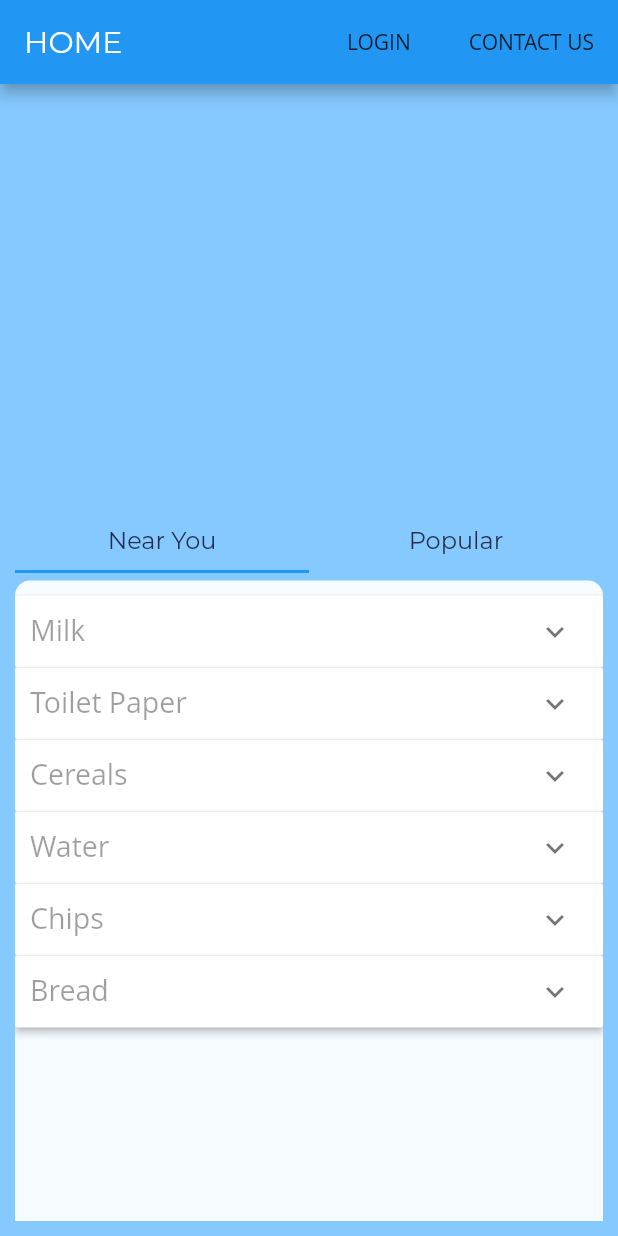
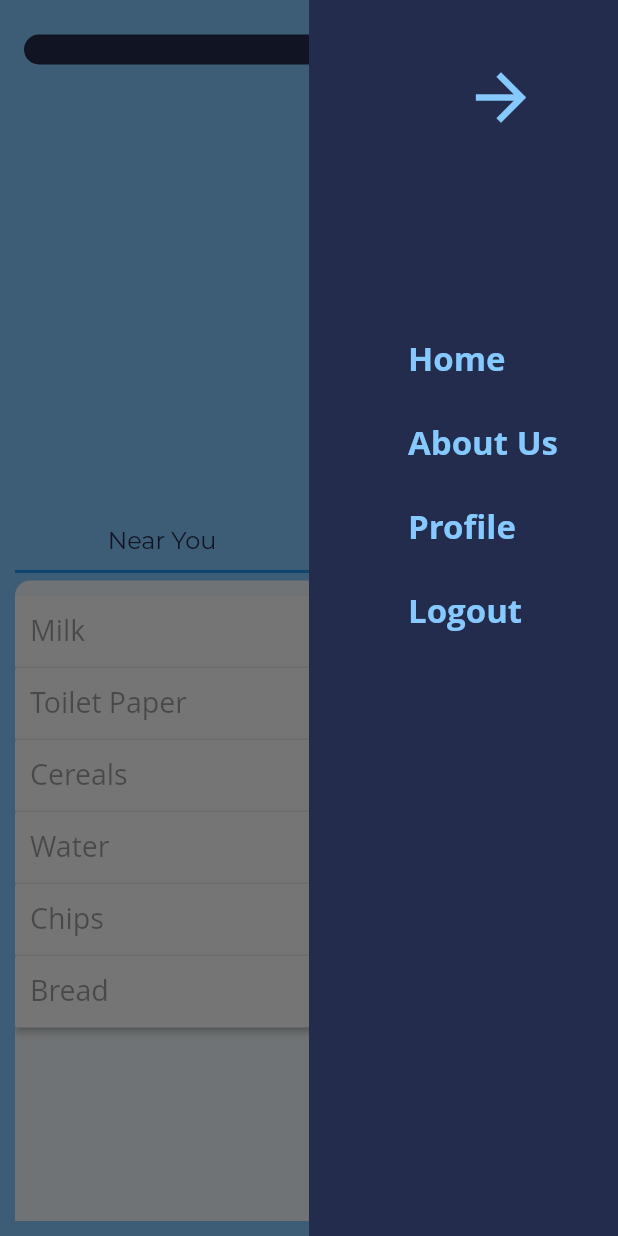
Before and after one commit to Piranova/InStockOutOfStock-ISOS, a Flutter app: the screen it shows after launch, with the side drawer open (before the commit the screen has no drawer), on a phone screen of 412 x 824 dp. Run offline on Flutter 3.47's test engine with Material 2 defaults, Android fonts, the light colour scheme and no system bars; our stand-ins replace sprintf; missing offline and left inert: underline_indicator; Roboto replaces fonts that are missing (Open Sans); project files that could hold a hidden picture were left out.

Commit message:
Feature-11 User's profile page frontend and homeview changes.

```diff
--- a/Frontend/lib/custom-widgets/custom-app-bar.dart
+++ b/Frontend/lib/custom-widgets/custom-app-bar.dart
@@ -1,8 +1,7 @@
 import 'package:flutter/material.dart';
+import '../util/appcolor.dart';
 
 class CustomAppBar extends StatelessWidget implements PreferredSizeWidget {
-  final chosenBackGroundColor = Color.fromRGBO(35, 44, 77, 1);
-  final chosenTextColour = Color.fromRGBO(133, 201, 255, 1);
 
   @override
   Widget build(BuildContext context) {
@@ -10,24 +9,26 @@ class CustomAppBar extends StatelessWidget implements PreferredSizeWidget {
     return Container(
       margin: EdgeInsets.fromLTRB(0, 10, 15, 0),
       child: AppBar(
-          automaticallyImplyLeading: false,
-          backgroundColor: chosenBackGroundColor,
-          iconTheme: new IconThemeData(color: chosenTextColour),
-
-          title: Container(
-            width: MediaQuery.of(context).size.width * 0.75,
-            height: 23,
-            child: TextField(
-              decoration: InputDecoration(
-                filled: true,
-                fillColor: Colors.white,
-                border: OutlineInputBorder(
-                    borderRadius: BorderRadius.all(Radius.circular(25))),
-              ),
-            ),
+        centerTitle: true,
+        automaticallyImplyLeading: false,
+        elevation: 0.0,
+        title: Container(
+          padding: EdgeInsets.all(16.0),
+          width: 400,
+          height: 20,
+          decoration: new BoxDecoration(
+            color: AppColor.primaryDarkColor,
+            border: new Border.all(color: AppColor.primaryDarkColor, width: 2.0),
+            borderRadius: new BorderRadius.circular(25.0),
           ),
-          elevation: 0,
+          child: Divider(thickness: 10, color: AppColor.primaryDarkColor),
         ),
+        backgroundColor: AppColor.primaryColor,
+        iconTheme: IconThemeData(
+            opacity: 20,
+            color: AppColor.primaryDarkColor,
+            size: IconTheme.of(context).size),
+      ),
     );
   }
 
--- a/Frontend/lib/custom-widgets/custom-drawer.dart
+++ b/Frontend/lib/custom-widgets/custom-drawer.dart
@@ -1,46 +1,149 @@
 import 'package:flutter/material.dart';
+import '../util/appcolor.dart';
+import '../router.dart' as router;
 
-class CustomDrawer extends StatelessWidget {
+class CustomDrawer extends StatefulWidget {
   final chosenBackGroundColor = Color.fromRGBO(35, 44, 77, 1);
   final chosenTextColour = Color.fromRGBO(133, 201, 255, 1);
 
+  final String isUserLoggedIn;
+
+  CustomDrawer({Key key, this.isUserLoggedIn}) : super(key: key);
+
+  @override
+  _CustomDrawerState createState() => new _CustomDrawerState();
+}
+
+class _CustomDrawerState extends State<CustomDrawer> {
   @override
   Widget build(BuildContext context) {
+    var loggedIn = widget.isUserLoggedIn != null;
     return Container(
         width: MediaQuery.of(context).size.width * 0.5,
         child: Theme(
           data: Theme.of(context).copyWith(
-          canvasColor:
-              chosenBackGroundColor, //This will change the drawer background to blue.
+            canvasColor: AppColor
+                .primaryDarkColor, //This will change the drawer background to blue.
             //other styles
           ),
-        child: Drawer(
-            child: ListView(
+          child: Container(
+            width: 180,
+            child: new Drawer(
+              elevation: 0.0,
+              child: Container(
+                color: AppColor.primaryDarkColor,
+                padding: EdgeInsets.only(left: 50, top: 40),
+                child: new ListView(
                   children: <Widget>[
-            SizedBox(height: 230),
-            ListTile(
+                    new InkWell(
+                      onTap: () {
+                        Navigator.of(context).pop();
+                      },
+                      child: Icon(
+                        Icons.arrow_forward,
+                        size: 50,
+                        color: AppColor.primaryColor,
+                      ),
+                    ),
+                    new Padding(padding: EdgeInsets.only(left: 40, top: 120)),
+                    new Container(
+                      child: new ListTile(
                         title: GestureDetector(
                           onTap: () {
-                      Navigator.pushNamed(context, "HOME");
+                            Navigator.pushReplacementNamed(
+                                this.context, router.HOME);
                           },
-                    child: Text("Home", textAlign: TextAlign.right, style: TextStyle(fontSize: 20, color: chosenTextColour, fontFamily: 'MontSerrat', fontWeight: FontWeight.w900)))),
-            ListTile(
+                          child: new Text(
+                            "Home",
+                            style: TextStyle(
+                                fontSize: 22,
+                                color: AppColor.primaryColor,
+                                fontWeight: FontWeight.bold),
+                          ),
+                        ),
+                      ),
+                    ),
+                    new Container(
+                      child: new ListTile(
                         title: GestureDetector(
                           onTap: () {
-                      Navigator.pushNamed(context, "LOGIN");
+                            Navigator.pushReplacementNamed(
+                                this.context, router.HOME);
                           },
-                    child:
-                        Container(child: Text("Log In", textAlign: TextAlign.right, style: TextStyle(fontSize: 20, color: chosenTextColour,fontFamily: 'MontSerrat', fontWeight: FontWeight.w900))))),
-            ListTile(
+                          child: new Text(
+                            "About Us",
+                            style: TextStyle(
+                                fontSize: 22,
+                                color: AppColor.primaryColor,
+                                fontWeight: FontWeight.bold),
+                          ),
+                        ),
+                      ),
+                    ),
+                    loggedIn ? getNonLoggedInSection() : getLoggedInSection(),
+                  ],
+                ),
+              ),
+            ),
+          ),
+        ));
+  }
+
+  Widget getNonLoggedInSection() {
+    return new Container(
+      child: new ListTile(
         title: GestureDetector(
           onTap: () {
-                      Navigator.pushNamed(context, "HOME"); // TO BE CHANGED TO About US
+            Navigator.pushReplacementNamed(this.context, router.LOGIN);
           },
-                    child:
-                        Text("About Us", textAlign: TextAlign.right, style: TextStyle(fontSize: 20,color: chosenTextColour,fontFamily: 'MontSerrat', fontWeight: FontWeight.w900)))),
-          ],
-        )),
+          child: new Text(
+            "Login",
+            style: TextStyle(
+                fontSize: 22,
+                color: AppColor.primaryColor,
+                fontWeight: FontWeight.bold),
+          ),
+        ),
       ),
     );
   }
+
+  Widget getLoggedInSection() {
+    return new Column(
+      children: <Widget>[
+        new Container(
+          child: new ListTile(
+            title: GestureDetector(
+              onTap: () {
+                Navigator.pushReplacementNamed(this.context, router.PROFILE);
+              },
+              child: new Text(
+                "Profile",
+                style: TextStyle(
+                    fontSize: 22,
+                    color: AppColor.primaryColor,
+                    fontWeight: FontWeight.bold),
+              ),
+            ),
+          ),
+        ),
+        new Container(
+          child: new ListTile(
+            title: GestureDetector(
+              onTap: () {
+                Navigator.pushReplacementNamed(this.context, router.HOME);
+              },
+              child: new Text(
+                "Logout",
+                style: TextStyle(
+                    fontSize: 22,
+                    color: AppColor.primaryColor,
+                    fontWeight: FontWeight.bold),
+              ),
+            ),
+          ),
+        )
+      ],
+    );
   }
+}
--- a/Frontend/lib/pages/home-view.dart
+++ b/Frontend/lib/pages/home-view.dart
@@ -3,6 +3,8 @@ import 'package:flutter/material.dart';
 import '../router.dart' as router;
 import 'package:InStockOrOutOfStock/util/constants.dart' as Constants;
 import 'package:InStockOrOutOfStock/custom-widgets/tab-widget.dart';
+import '../custom-widgets/custom-drawer.dart';
+import '../custom-widgets/custom-app-bar.dart';
 
 class HomeView extends StatefulWidget {
   final String isUserLoggedIn;
@@ -18,23 +20,8 @@ class _HomeViewState extends State<HomeView> {
         ? loginStatus = Constants.LOGIN
         : loginStatus = Constants.LOGOUT;
     return Scaffold(
-      appBar: AppBar(
-        title: Text(Constants.HOME),
-        actions: <Widget>[
-          FlatButton(
-            child: Text(loginStatus),
-            onPressed: () {
-              Navigator.pushReplacementNamed(this.context, router.LOGIN);
-            },
-          ),
-          FlatButton(
-            child: Text(Constants.CONTACT_US),
-            onPressed: () {
-              Navigator.pushReplacementNamed(this.context, router.LOGIN);
-            },
-          ),
-        ],
-      ),
+      appBar: CustomAppBar(),
+      endDrawer: CustomDrawer(),
       body: Container(
           padding: EdgeInsets.all(10),
           child: TabWidget()
--- a/Frontend/lib/router.dart
+++ b/Frontend/lib/router.dart
@@ -4,25 +4,28 @@ import 'package:InStockOrOutOfStock/pages/home-view.dart';
 import './pages/login-view.dart';
 import './pages/registration.dart';
 import './util/constants.dart' as Constants;
-import 'thank-you-view.dart';
+import './pages/thank-you-view.dart';
 import './pages/email-confirmation-view.dart';
+import './pages/profile-view.dart';
 
 const String HOME = Constants.INITIAL_ROUTE;
 const String LOGIN = Constants.LOGIN;
 const String REGISTRATION = Constants.REGISTRATION;
 const String THANKYOU = Constants.THANKYOU;
 const String EMAIL_CONFIRMATION = Constants.EMAIL_CONFIRMATION;
+const String PROFILE = Constants.PROFILE;
 
-Route<dynamic> generateRoute(RouteSettings routeSettings)
-{
-  if(routeSettings.arguments != null)
-  {
- print("routesetting arguments : "+routeSettings.arguments);
+Route<dynamic> generateRoute(RouteSettings routeSettings) {
+  if (routeSettings.arguments != null) {
+    print("routesetting arguments : " + routeSettings.arguments);
   }
 
   switch (routeSettings.name) {
     case HOME:
-      return MaterialPageRoute(builder: (context) => HomeView(isUserLoggedIn: routeSettings.arguments,));
+      return MaterialPageRoute(
+          builder: (context) => HomeView(
+                isUserLoggedIn: routeSettings.arguments,
+              ));
       break;
     case LOGIN:
       return MaterialPageRoute(builder: (context) => LoginView());
@@ -36,8 +39,11 @@ Route<dynamic> generateRoute(RouteSettings routeSettings)
     case EMAIL_CONFIRMATION:
       return MaterialPageRoute(builder: (context) => EmailConfirmationView());
       break;
+    case PROFILE:
+      return MaterialPageRoute(builder: (context) => ProfileView());
+      break;
     default:
       return MaterialPageRoute(builder: (context) => HomeView());
-      //HomeView as default
+    //HomeView as default
   }
 }
--- /dev/null
+++ b/Frontend/lib/util/appcolor.dart
@@ -0,0 +1,7 @@
+import 'package:flutter/material.dart';
+
+class AppColor {
+  static final Color primaryDarkColor = Color(0xFF232C4D);
+  static final Color primaryColor = Color(0xff85c9ff);
+  static final Color fontColor = Color(0xFFF5FBFF);
+}
--- a/Frontend/lib/util/constants.dart
+++ b/Frontend/lib/util/constants.dart
@@ -8,3 +8,4 @@ const INITIAL_ROUTE = '/';
 const REGISTRATION = 'REGISTRATION';
 const THANKYOU = 'THANKYOU'; // Thank you for signing up Page
 const EMAIL_CONFIRMATION = 'EMAIL_CONFIRMATION';
+const PROFILE = 'PROFILE';
--- a/Frontend/pubspec.yaml
+++ b/Frontend/pubspec.yaml
@@ -20,6 +20,7 @@ dependencies:
   flutter:
     sdk: flutter
   underline_indicator: ^0.0.2
+  sprintf: "^4.0.0"
 
   # The following adds the Cupertino Icons font to your application.
   # Use with the CupertinoIcons class for iOS style icons.
```
Also changed, not shown: Frontend/lib/pages/profile-view.dart (added, +284 -0 lines). Lines whose indentation alone changed are shown as unchanged.
